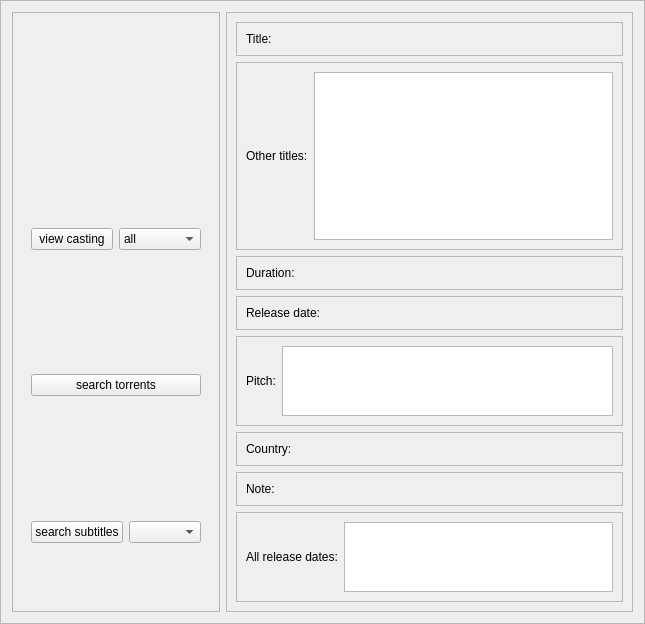
Qt form weboob/applications/qcineoob/ui/movie.ui (laurentb/weboob) before a commit.
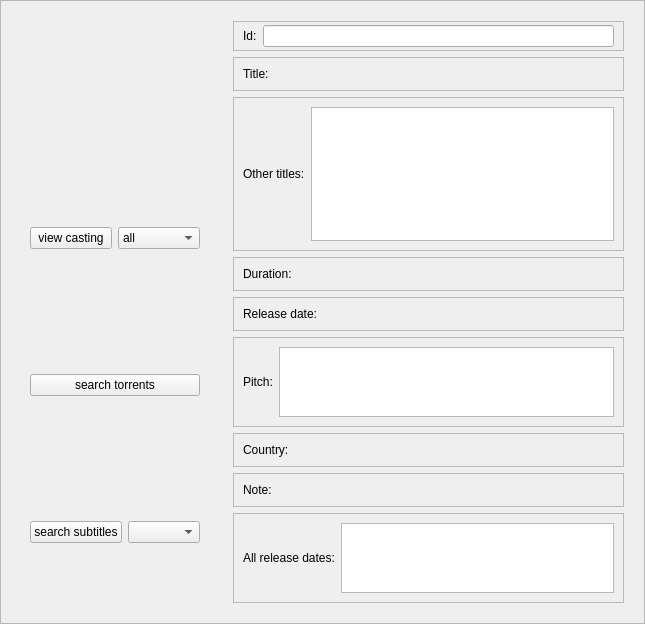
The same form after that commit.

```diff
--- a/weboob/applications/qcineoob/ui/movie.ui
+++ b/weboob/applications/qcineoob/ui/movie.ui
@@ -7,7 +7,7 @@
     <x>0</x>
     <y>0</y>
     <width>645</width>
-    <height>552</height>
+    <height>600</height>
    </rect>
   </property>
   <property name="sizePolicy">
@@ -41,7 +41,7 @@
       </size>
      </property>
      <property name="frameShape">
-      <enum>QFrame::StyledPanel</enum>
+      <enum>QFrame::NoFrame</enum>
      </property>
      <property name="frameShadow">
       <enum>QFrame::Raised</enum>
@@ -63,6 +63,12 @@
          <enum>QFrame::Raised</enum>
         </property>
         <layout class="QHBoxLayout" name="horizontalLayout_4">
+         <property name="topMargin">
+          <number>0</number>
+         </property>
+         <property name="bottomMargin">
+          <number>0</number>
+         </property>
          <item>
           <widget class="QPushButton" name="castingButton">
            <property name="text">
@@ -101,6 +107,12 @@
          <enum>QFrame::Raised</enum>
         </property>
         <layout class="QHBoxLayout" name="horizontalLayout_11">
+         <property name="topMargin">
+          <number>0</number>
+         </property>
+         <property name="bottomMargin">
+          <number>0</number>
+         </property>
          <item>
           <widget class="QPushButton" name="torrentButton">
            <property name="text">
@@ -120,6 +132,12 @@
          <enum>QFrame::Raised</enum>
         </property>
         <layout class="QHBoxLayout" name="horizontalLayout_10">
+         <property name="topMargin">
+          <number>0</number>
+         </property>
+         <property name="bottomMargin">
+          <number>0</number>
+         </property>
          <item>
           <widget class="QPushButton" name="subtitleButton">
            <property name="text">
@@ -145,12 +163,53 @@
       </size>
      </property>
      <property name="frameShape">
-      <enum>QFrame::StyledPanel</enum>
+      <enum>QFrame::NoFrame</enum>
      </property>
      <property name="frameShadow">
       <enum>QFrame::Raised</enum>
      </property>
      <layout class="QVBoxLayout" name="verticalLayout">
+      <item>
+       <widget class="QFrame" name="idFrame">
+        <property name="maximumSize">
+         <size>
+          <width>16777215</width>
+          <height>40</height>
+         </size>
+        </property>
+        <property name="frameShape">
+         <enum>QFrame::StyledPanel</enum>
+        </property>
+        <property name="frameShadow">
+         <enum>QFrame::Raised</enum>
+        </property>
+        <layout class="QHBoxLayout" name="horizontalLayout_13">
+         <property name="topMargin">
+          <number>3</number>
+         </property>
+         <property name="bottomMargin">
+          <number>3</number>
+         </property>
+         <item>
+          <widget class="QLabel" name="label_9">
+           <property name="text">
+            <string>Id:</string>
+           </property>
+          </widget>
+         </item>
+         <item>
+          <widget class="QLineEdit" name="idEdit">
+           <property name="alignment">
+            <set>Qt::AlignCenter</set>
+           </property>
+           <property name="readOnly">
+            <bool>true</bool>
+           </property>
+          </widget>
+         </item>
+        </layout>
+       </widget>
+      </item>
       <item>
        <widget class="QFrame" name="frame_9">
         <property name="maximumSize">
```
